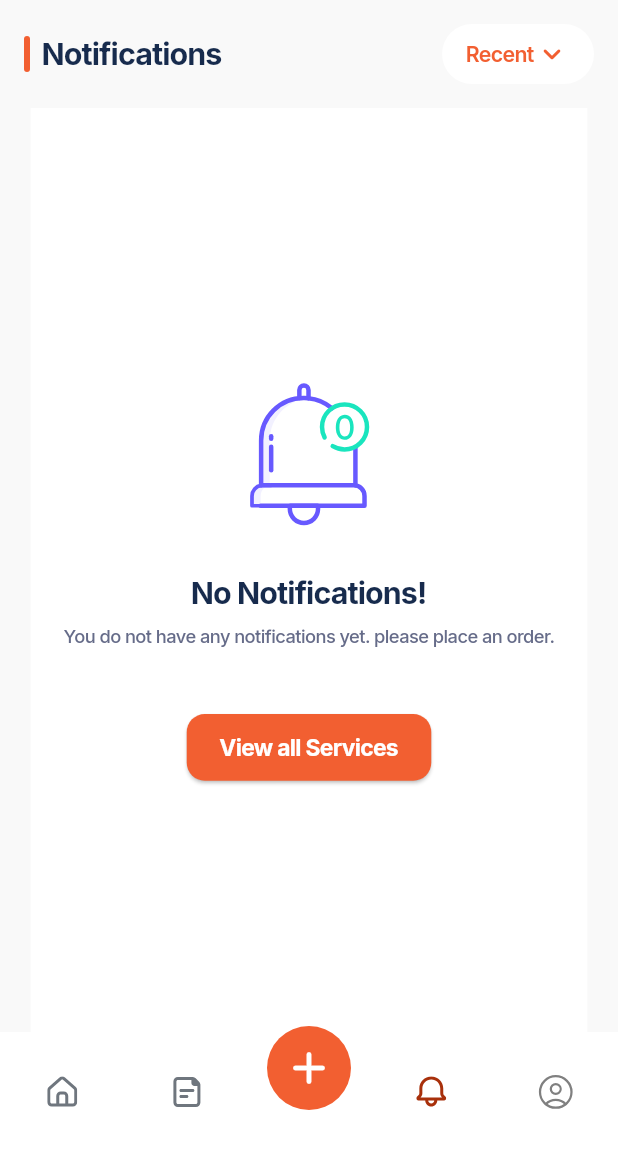
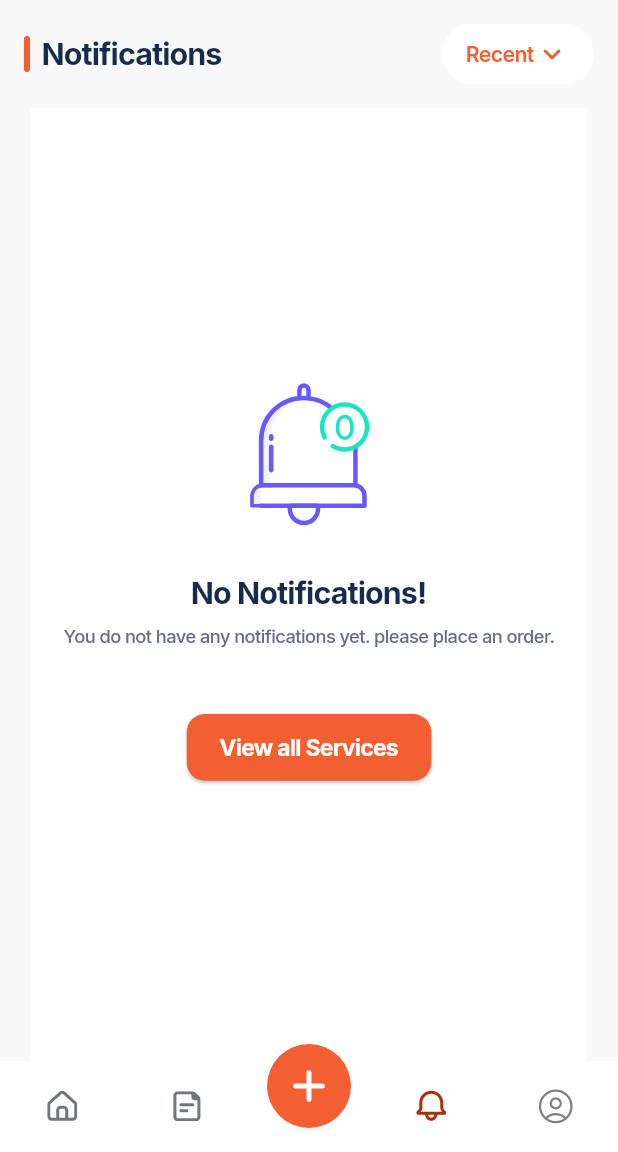
Before and after one commit to aymer-prime/gelirx, a Flutter app: the AlternateMainPage screen opened by its route, item 3 of the bottom bar chosen, on a phone screen of 412 x 824 dp, the part 84-1236 px from its top. Run offline on Flutter 3.47's test engine with Material 3 defaults, Android fonts, the phone set to English and light mode, and no system bars; our stand-ins replace another_flushbar, auto_route, bloc, cached_network_image, connectivity_plus, dartz and 24 more; missing offline and left inert: dart:ffi, flutter_callkit_incoming, flutter_facebook_auth, flutter_map_cancellable_tile_provider, geolocator_platform_interface; accounts and stored records are empty; network calls fail.

```diff
--- a/lib/app/navigation/app_router.dart
+++ b/lib/app/navigation/app_router.dart
@@ -6,6 +6,7 @@ import 'package:gelirx/features/auth/presentation/pages/master_info/master_skill
 import 'package:gelirx/features/auth/presentation/pages/master_info/master_form_page.dart';
 import 'package:gelirx/features/auth/presentation/pages/master_info/master_info_wrapper.dart';
 import 'package:gelirx/features/auth/presentation/pages/user_info/user_info_page.dart';
+import 'package:gelirx/features/home/presentation/pages/category_page.dart';
 import 'package:gelirx/features/home/presentation/pages/home_page_old.dart';
 import 'package:gelirx/features/home/presentation/pages/services_page.dart';
 import 'package:gelirx/features/booking/presentation/pages/booking_page.dart';
@@ -15,6 +16,7 @@ import 'package:gelirx/features/main/presentation/page/alternate_main_page.dart'
 import 'package:gelirx/features/main/presentation/page/main_page.dart';
 import 'package:gelirx/features/main/presentation/page/master_main_page.dart';
 import 'package:gelirx/features/onboarding/presentation/onboarding_page.dart';
+import 'package:gelirx/features/shared/domain/entities/shared_entities.dart';
 import 'package:gelirx/features/splash/splash_screen.dart';
 
 import '../../features/master_dashboard/presentation/pages/master_dashboard_page.dart';
@@ -78,5 +80,9 @@ class AppRouter extends RootStackRouter {
         AutoRoute(
           page: OtpRoute.page,
         ),
+        CustomRoute(
+          page: CategoryRoute.page,
+          transitionsBuilder: TransitionsBuilders.slideLeft,
+        )
       ];
 }
--- a/lib/features/main/presentation/page/alternate_main_page.dart
+++ b/lib/features/main/presentation/page/alternate_main_page.dart
@@ -354,7 +354,6 @@ class _AlternateMainPageState extends State<AlternateMainPage> {
       ),
       floatingActionButtonLocation: FloatingActionButtonLocation.centerFloat,
       floatingActionButton: Container(
-        margin: const EdgeInsets.only(bottom: AppMargin.m12),
         child: FloatingActionButton(
           backgroundColor: ColorManager.primary,
           elevation: 0,
--- a/lib/features/main/presentation/widgets/nav_bar.dart
+++ b/lib/features/main/presentation/widgets/nav_bar.dart
@@ -1,11 +1,10 @@
 import 'package:flutter/material.dart';
+import 'package:flutter_screenutil/flutter_screenutil.dart';
 import 'package:flutter_svg/flutter_svg.dart';
-import 'package:gelirx/app/extensions/context.dart';
 import 'package:gelirx/app/utils/resources/assets_manager.dart';
 import 'package:gelirx/app/utils/resources/color_manager.dart';
 import 'package:gelirx/app/utils/resources/strings_manager.dart';
 import 'package:gelirx/app/utils/resources/values_manager.dart';
-import 'package:gelirx/features/main/presentation/widgets/nav_bar_painter.dart';
 
 class NavBar extends StatelessWidget {
   final int pageIndex;
@@ -20,9 +19,9 @@ class NavBar extends StatelessWidget {
   @override
   Widget build(BuildContext context) {
     return BottomAppBar(
-      //height: 60,
-      shape: const CircularNotchedRectangle(),
-      notchMargin: 2,
+      height: AppSize.s60.h,
+      shape: CircularNotchedRectangle(),
+      notchMargin: 4,
       clipBehavior: Clip.antiAliasWithSaveLayer,
       padding: EdgeInsets.zero,
       color: Colors.transparent,
```
Also changed, not shown: lib/features/auth/presentation/pages/auth_page.dart (+5 -5 lines), lib/features/home/presentation/pages/category_page.dart (added, +52 -0 lines), lib/features/home/presentation/widgets/top_categories_widget.dart (+11 -0 lines), lib/app/navigation/app_router.gr.dart.
